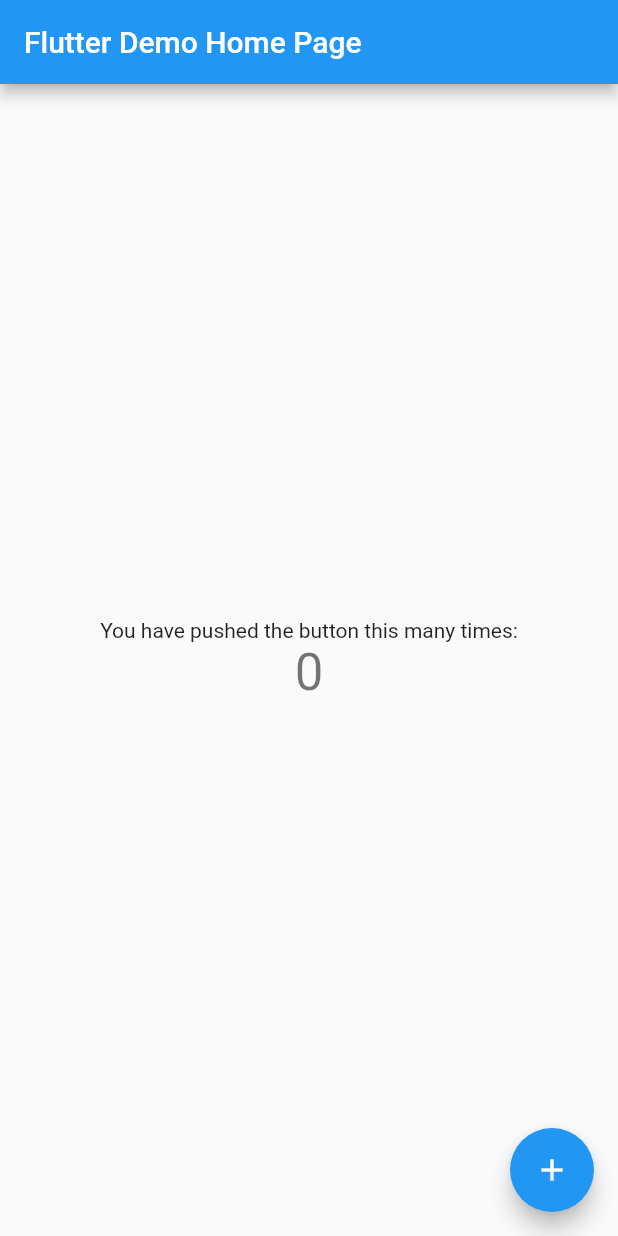
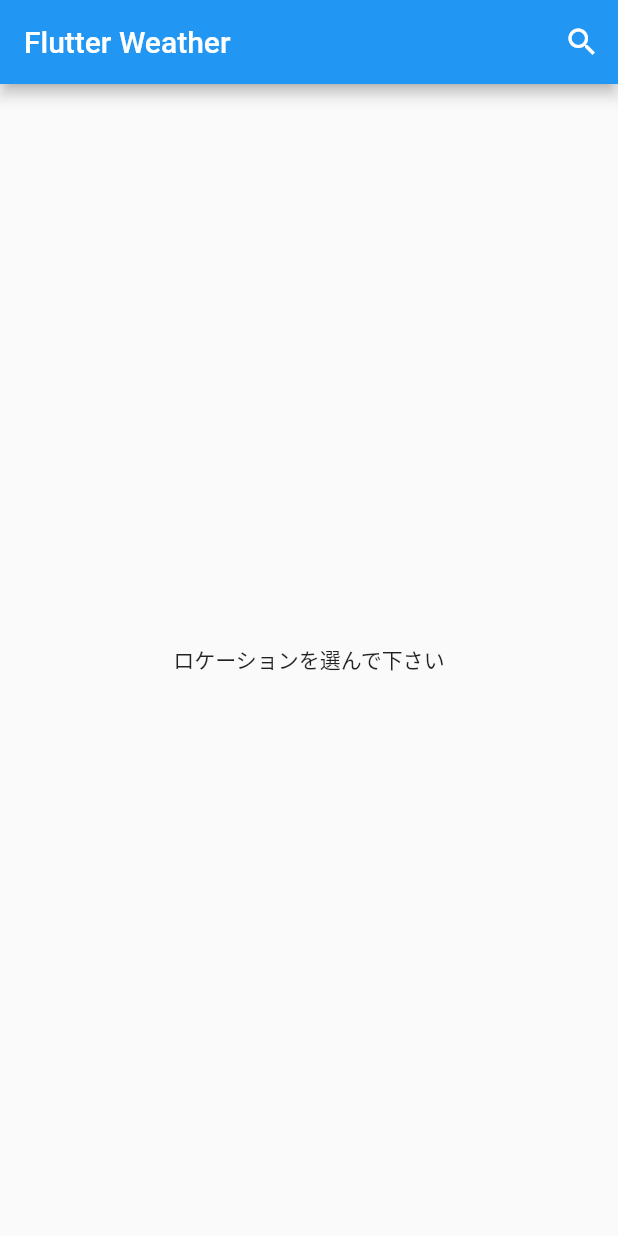
Before and after one commit to tsurumiii/weather_bloc, a Flutter app: the screen it shows after launch, on a phone screen of 412 x 824 dp. Run offline on Flutter 3.47's test engine with Material 2 defaults, Android fonts, the phone set to English and light mode, and no system bars; our stand-ins replace bloc, equatable, flutter_bloc.

Commit message:
add widget

```diff
--- a/lib/main.dart
+++ b/lib/main.dart
@@ -1,111 +1,41 @@
 import 'package:flutter/material.dart';
+import 'package:bloc/bloc.dart';
+import 'package:weather_bloc/repositories/repositories.dart';
+import 'package:http/http.dart' as http;
+import './widgets/widgets.dart';
 
-void main() => runApp(MyApp());
+class SimpleBlocDelegate extends BlocDelegate {
+  @override
+  onTransition(Transition transition) {
+    print(transition);
+  }
+}
 
-class MyApp extends StatelessWidget {
-  // This widget is the root of your application.
+void main() {
+  BlocSupervisor().delegate = SimpleBlocDelegate();
+
+  final WeatherRepository weatherRepository = WeatherRepository(
+    weatherApiClient: WeatherApiClient(
+      httpClient: http.Client(),
+    ),
+  );
+
+  runApp(App(weatherRepository: weatherRepository));
+}
+
+class App extends StatelessWidget {
+  final WeatherRepository weatherRepository;
+
+  App({Key key, @required this.weatherRepository})
+      : assert(weatherRepository != null),
+        super(key: key);
+
   @override
   Widget build(BuildContext context) {
     return MaterialApp(
-      title: 'Flutter Demo',
-      theme: ThemeData(
-        // This is the theme of your application.
-        //
-        // Try running your application with "flutter run". You'll see the
-        // application has a blue toolbar. Then, without quitting the app, try
-        // changing the primarySwatch below to Colors.green and then invoke
-        // "hot reload" (press "r" in the console where you ran "flutter run",
-        // or simply save your changes to "hot reload" in a Flutter IDE).
-        // Notice that the counter didn't reset back to zero; the application
-        // is not restarted.
-        primarySwatch: Colors.blue,
+      home: Weather(
+        weatherRepository: weatherRepository,
       ),
-      home: MyHomePage(title: 'Flutter Demo Home Page'),
     );
   }
 }
-
-class MyHomePage extends StatefulWidget {
-  MyHomePage({Key key, this.title}) : super(key: key);
-
-  // This widget is the home page of your application. It is stateful, meaning
-  // that it has a State object (defined below) that contains fields that affect
-  // how it looks.
-
-  // This class is the configuration for the state. It holds the values (in this
-  // case the title) provided by the parent (in this case the App widget) and
-  // used by the build method of the State. Fields in a Widget subclass are
-  // always marked "final".
-
-  final String title;
-
-  @override
-  _MyHomePageState createState() => _MyHomePageState();
-}
-
-class _MyHomePageState extends State<MyHomePage> {
-  int _counter = 0;
-
-  void _incrementCounter() {
-    setState(() {
-      // This call to setState tells the Flutter framework that something has
-      // changed in this State, which causes it to rerun the build method below
-      // so that the display can reflect the updated values. If we changed
-      // _counter without calling setState(), then the build method would not be
-      // called again, and so nothing would appear to happen.
-      _counter++;
-    });
-  }
-
-  @override
-  Widget build(BuildContext context) {
-    // This method is rerun every time setState is called, for instance as done
-    // by the _incrementCounter method above.
-    //
-    // The Flutter framework has been optimized to make rerunning build methods
-    // fast, so that you can just rebuild anything that needs updating rather
-    // than having to individually change instances of widgets.
-    return Scaffold(
-      appBar: AppBar(
-        // Here we take the value from the MyHomePage object that was created by
-        // the App.build method, and use it to set our appbar title.
-        title: Text(widget.title),
-      ),
-      body: Center(
-        // Center is a layout widget. It takes a single child and positions it
-        // in the middle of the parent.
-        child: Column(
-          // Column is also layout widget. It takes a list of children and
-          // arranges them vertically. By default, it sizes itself to fit its
-          // children horizontally, and tries to be as tall as its parent.
-          //
-          // Invoke "debug painting" (press "p" in the console, choose the
-          // "Toggle Debug Paint" action from the Flutter Inspector in Android
-          // Studio, or the "Toggle Debug Paint" command in Visual Studio Code)
-          // to see the wireframe for each widget.
-          //
-          // Column has various properties to control how it sizes itself and
-          // how it positions its children. Here we use mainAxisAlignment to
-          // center the children vertically; the main axis here is the vertical
-          // axis because Columns are vertical (the cross axis would be
-          // horizontal).
-          mainAxisAlignment: MainAxisAlignment.center,
-          children: <Widget>[
-            Text(
-              'You have pushed the button this many times:',
-            ),
-            Text(
-              '$_counter',
-              style: Theme.of(context).textTheme.display1,
-            ),
-          ],
-        ),
-      ),
-      floatingActionButton: FloatingActionButton(
-        onPressed: _incrementCounter,
-        tooltip: 'Increment',
-        child: Icon(Icons.add),
-      ), // This trailing comma makes auto-formatting nicer for build methods.
-    );
-  }
-}
--- /dev/null
+++ b/lib/widgets/weather.dart
@@ -0,0 +1,103 @@
+import 'package:flutter/cupertino.dart';
+import 'package:flutter/material.dart';
+import 'dart:async';
+import 'package:flutter_bloc/flutter_bloc.dart';
+import './widgets.dart';
+import '../repositories/repositories.dart';
+import '../bloc/bloc.dart';
+
+class Weather extends StatefulWidget {
+  final WeatherRepository weatherRepository;
+  Weather({Key key, @required this.weatherRepository})
+      : assert(weatherRepository != null),
+        super(key: key);
+
+  @override
+  State<Weather> createState() => _WeatherState();
+}
+
+class _WeatherState extends State<Weather> {
+  WeatherBloc _weatherBloc;
+
+  @override
+  void initState() {
+    // TODO: implement initState
+    super.initState();
+    _weatherBloc = WeatherBloc(weatherRepository: widget.weatherRepository);
+  }
+
+  @override
+  Widget build(BuildContext context) {
+    return Scaffold(
+      appBar: AppBar(
+        title: Text('Flutter Weather'),
+        actions: <Widget>[
+          IconButton(
+            icon: Icon(Icons.search),
+            onPressed: () async {
+              final city = await Navigator.push(
+                context,
+                CupertinoPageRoute(
+                  builder: (context) => CitySeloction(),
+                ),
+              );
+              if (city != null) {
+                _weatherBloc.dispatch(FetchWeather(city: city));
+              }
+            },
+          ),
+        ],
+      ),
+      body: Center(
+        child: BlocBuilder(
+          bloc: _weatherBloc,
+          builder: (_, WeatherState state) {
+            if (state is WeatherEmpty) {
+              return Center(
+                child: Text('ロケーションを選んで下さい'),
+              );
+            }
+            if (state is WeatherLoading) {
+              return Center(
+                child: CircularProgressIndicator(),
+              );
+            }
+            if (state is WeatherLoaded) {
+              final weather = state.weather;
+
+              return ListView(
+                children: <Widget>[
+                  Padding(
+                    padding: EdgeInsets.only(top: 100),
+                    child: Center(
+                      child: Location(location: weather.location),
+                    ),
+                  ),
+                  Center(
+                    child: LastUpdated(datatime: weather.lastUpdated),
+                  ),
+                  Padding(
+                    padding: EdgeInsets.symmetric(vertical: 50),
+                    child: Center(
+                      child: CombinedWeatherTemperature(
+                        weather: weather,
+                      ),
+                    ),
+                  ),
+                ],
+              );
+            }
+            if (state is WeatherError) {
+              return Text(
+                'エラー！！！！！！！！',
+                style: TextStyle(
+                  color: Colors.red,
+                ),
+              );
+            }
+          },
+        ),
+      ),
+    );
+  }
+}
--- /dev/null
+++ b/lib/widgets/widgets.dart
@@ -0,0 +1 @@
+export 'weather.dart';
```
Also changed, not shown: 1 other file.
